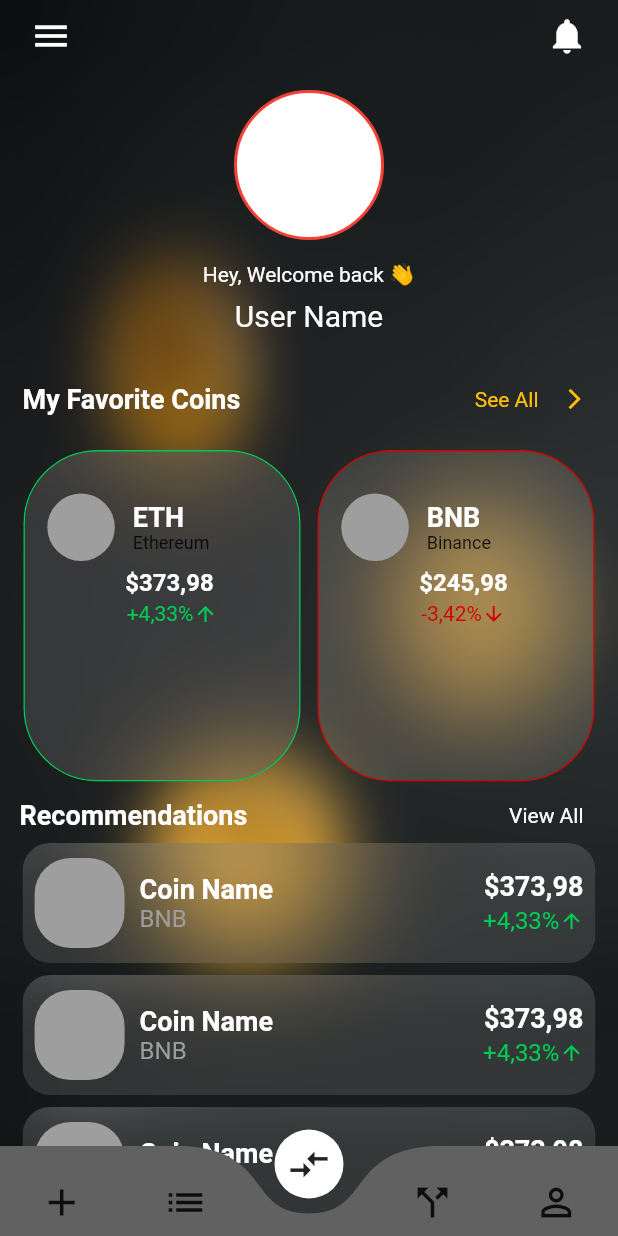
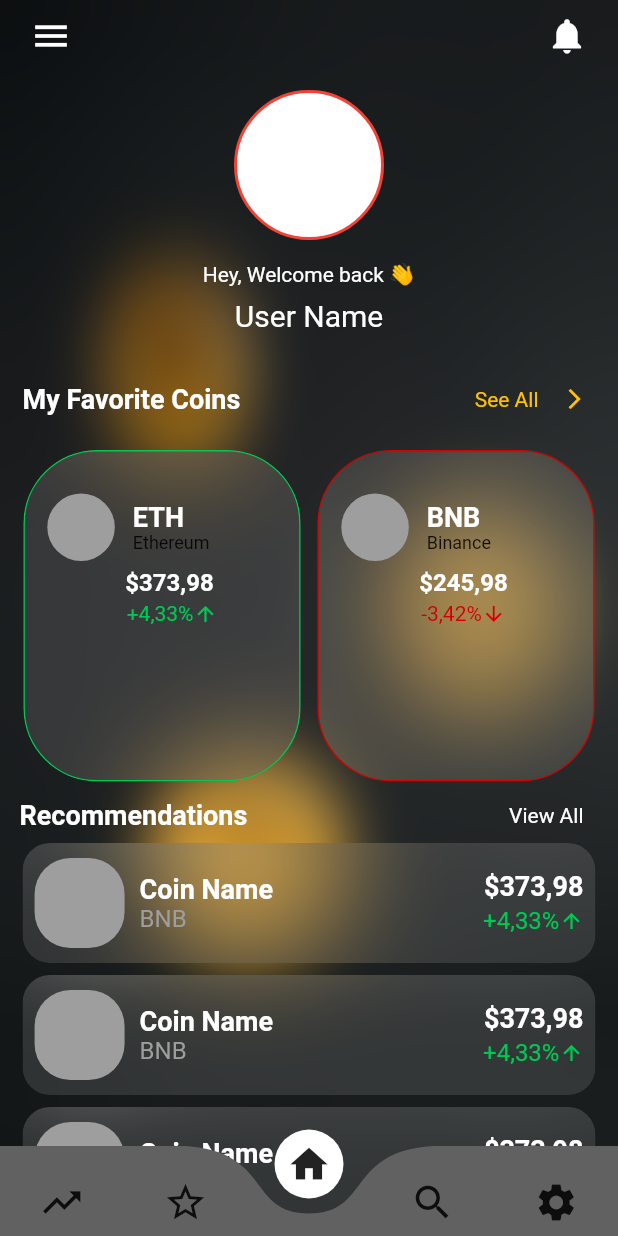
Before and after one commit to RitikRajoria/Crypto-Tracker-App, a Flutter app: the screen it shows after launch, on a phone screen of 412 x 824 dp. Run offline on Flutter 3.47's test engine with Material 2 defaults, Android fonts, the phone set to English and light mode, and no system bars; drawn by our look-alikes of curved_navigation_bar; our stand-ins replace fl_chart.

Commit message:
icons changed

```diff
--- a/lib/homepage_navbar.dart
+++ b/lib/homepage_navbar.dart
@@ -1,5 +1,3 @@
-import 'dart:ui';
-
 import 'package:curved_navigation_bar/curved_navigation_bar.dart';
 import 'package:crypto_app_ui/pages/favorites.dart';
 import 'package:crypto_app_ui/pages/home.dart';
@@ -51,11 +49,11 @@ class _HomePageNavbarState extends State<HomePageNavbar> {
         index: 2,
         height: 60.0,
         items: <Widget>[
-          Icon(Icons.add, size: 30),
-          Icon(Icons.list, size: 30),
-          Icon(Icons.compare_arrows, size: 30),
-          Icon(Icons.call_split, size: 30),
-          Icon(Icons.perm_identity, size: 30),
+          Icon(Icons.trending_up, size: 30),
+          Icon(Icons.star_outline, size: 30),
+          Icon(Icons.home, size: 30),
+          Icon(Icons.search, size: 30),
+          Icon(Icons.settings, size: 30),
         ],
         color: Colors.grey.shade700,
         buttonBackgroundColor: Colors.white,
```
